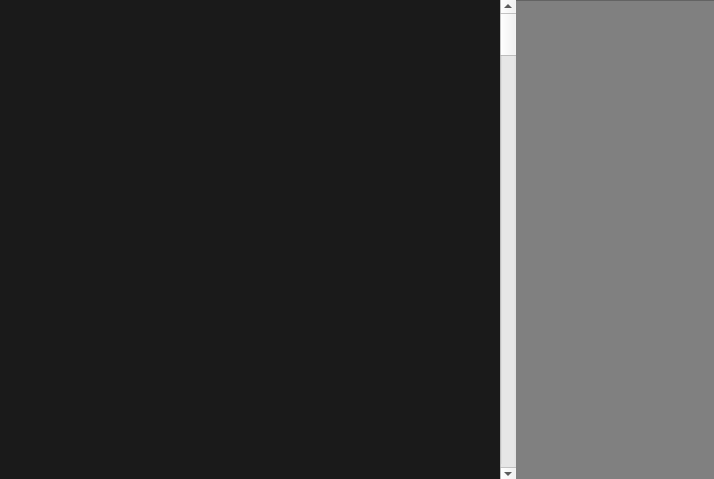
Old version of the form src/wizardmarcas.ui in the repository imperiumzigna/capaPersonalizada.
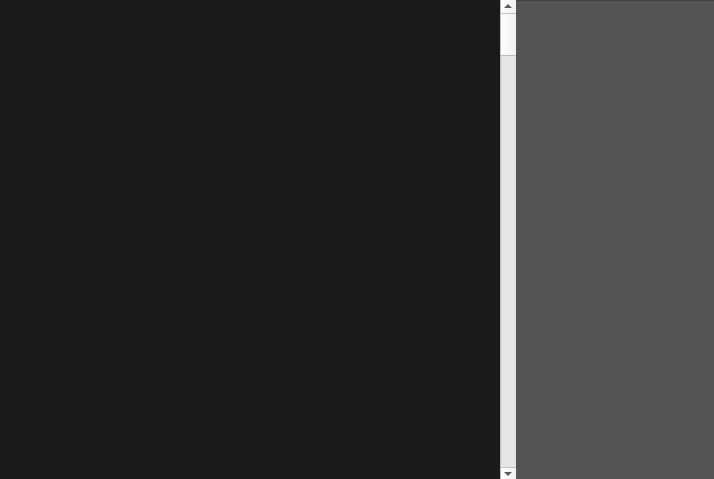
New version of the form.

What changed in the file:
```diff
--- a/src/wizardmarcas.ui
+++ b/src/wizardmarcas.ui
@@ -52,7 +52,7 @@
    </property>
    <property name="styleSheet">
     <string notr="true">#frame{
-background-color:gray;
+background-color:rgb(84, 84, 84)
 
 }</string>
    </property>
@@ -69,7 +69,7 @@
      <x>20</x>
      <y>20</y>
      <width>471</width>
-     <height>451</height>
+     <height>211</height>
     </rect>
    </property>
    <layout class="QGridLayout" name="gridLayout"/>
```
Left out of the diff: 16 changed lines with no effect on the pictures.
